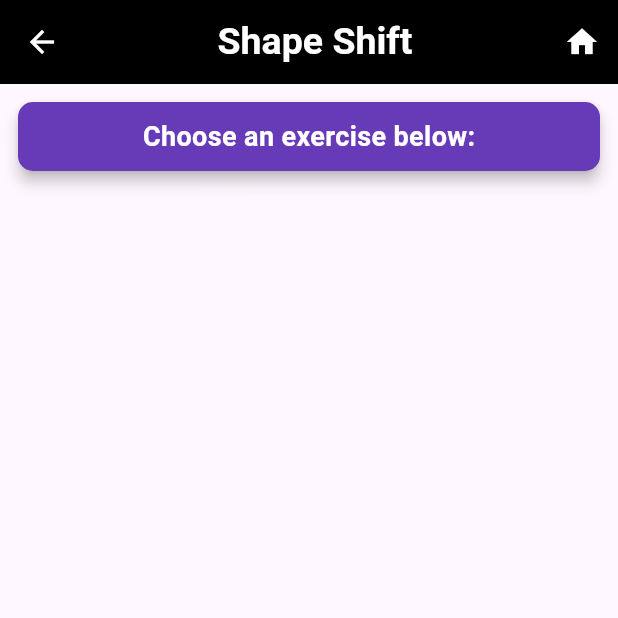
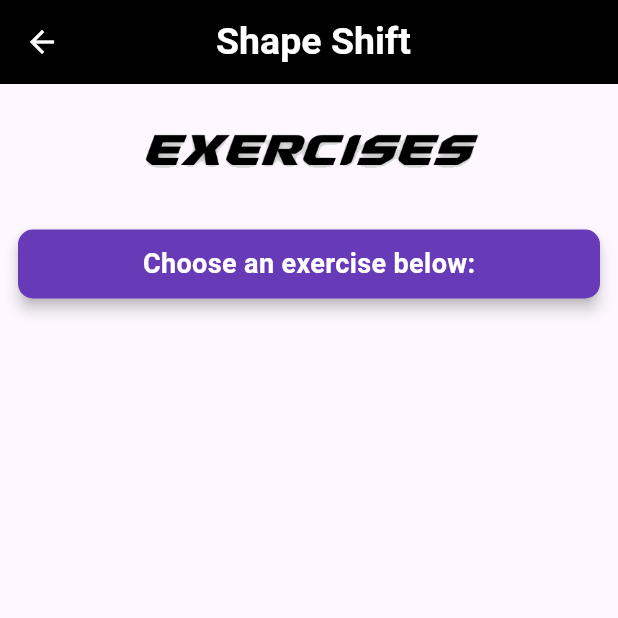
Before and after one commit to ReinoRabbit/personal_project, a Flutter app: the ExercisesPage screen opened directly, on a phone screen of 412 x 824 dp, the top half of it. Run offline on Flutter 3.47's test engine with Material 3 defaults, Android fonts, the light colour scheme and no system bars; our stand-ins replace firebase_auth, firebase_core; accounts and stored records are empty.

Commit message:
Updated headings for pages

```diff
--- a/lib/ui/exercises_page.dart
+++ b/lib/ui/exercises_page.dart
@@ -1,5 +1,5 @@
 import 'package:flutter/material.dart';
-import 'package:personal_project/ui/dashboard_page.dart';
+import 'package:personal_project/components/logo_image.dart';
 
 class ExercisesPage extends StatefulWidget {
   const ExercisesPage({super.key});
@@ -15,24 +15,28 @@
       child: Scaffold(
         appBar: AppBar(
           title: const Center(child:
-            Text("Shape Shift", style: TextStyle(fontSize: 25, fontWeight: FontWeight.bold, color: Colors.white)),
+            Padding(
+              padding: EdgeInsets.only(right: 50),
+              child: Text("Shape Shift", style: TextStyle(fontSize: 25, fontWeight: FontWeight.bold, color: Colors.white)),
+            ),
           ),
           backgroundColor: Colors.black,
-          elevation: 0,
           iconTheme: const IconThemeData(color: Colors.white),
-          actions: <Widget>[IconButton(icon: const Icon(Icons.home), color: Colors.white, onPressed: () {
-            Navigator.push(context, MaterialPageRoute(builder: ((context) => const DashboardPage())));
-          },),],
         ),
 
         //instructions card
 
-        body: const SingleChildScrollView(
+        body: SingleChildScrollView(
         child: Column(
             crossAxisAlignment: CrossAxisAlignment.start,
             children: <Widget>[
 
-              Padding(
+              Center(child: SizedBox(
+                height: 85,
+                child: logoWidget("lib/images/ehead.png")
+              ,)),
+
+              const Padding(
                 padding: EdgeInsets.all(8.0),
                 child: SizedBox(
                   width: double.infinity, // Set width to 100%
```
Also changed, not shown: lib/ui/programs_page.dart (+12 -8 lines), lib/images/ehead.png (added), lib/images/phead.png (added).
